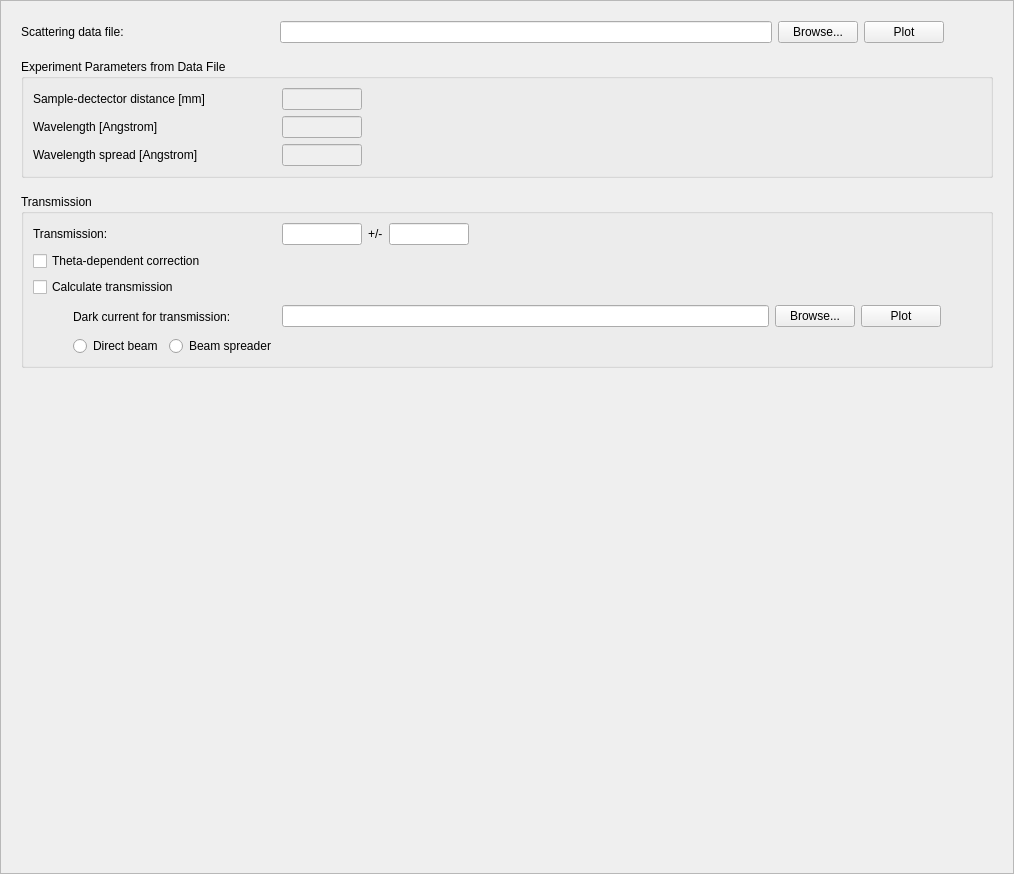
This is Code/Mantid/scripts/Interface/ui/sans/hfir_sample_data.ui in mantidproject/mantid as Qt 5 draws it before an edit. The edited form follows.
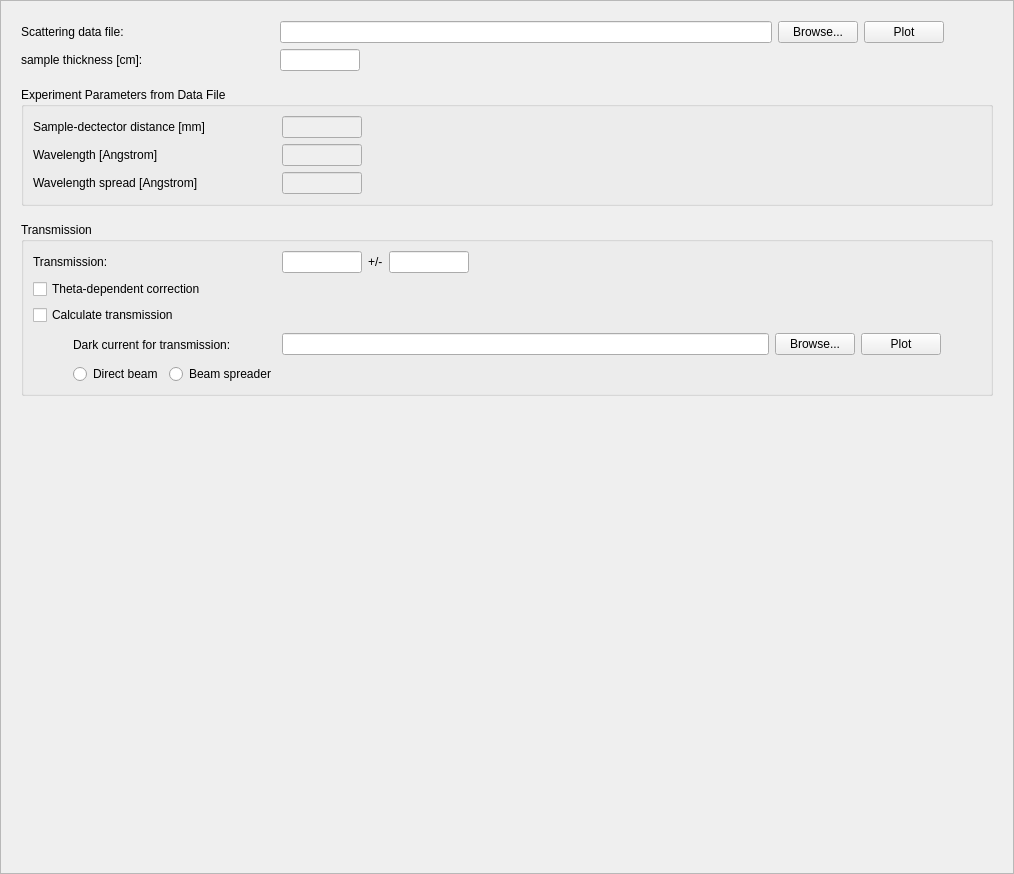
This is the edited form.

Commit message: Updated HFIR UI for geometry correction. Re #3426

Diff of the .ui file:
```diff
--- a/Code/Mantid/scripts/Interface/ui/sans/hfir_sample_data.ui
+++ b/Code/Mantid/scripts/Interface/ui/sans/hfir_sample_data.ui
@@ -36,8 +36,8 @@
        <rect>
         <x>0</x>
         <y>0</y>
-        <width>986</width>
-        <height>846</height>
+        <width>994</width>
+        <height>854</height>
        </rect>
       </property>
       <layout class="QVBoxLayout" name="verticalLayout_2">
@@ -171,6 +171,89 @@
          </item>
         </layout>
        </item>
+       <item>
+        <layout class="QHBoxLayout" name="horizontalLayout_5">
+         <item>
+          <widget class="QLabel" name="label_6">
+           <property name="sizePolicy">
+            <sizepolicy hsizetype="Fixed" vsizetype="Fixed">
+             <horstretch>0</horstretch>
+             <verstretch>0</verstretch>
+            </sizepolicy>
+           </property>
+           <property name="minimumSize">
+            <size>
+             <width>175</width>
+             <height>0</height>
+            </size>
+           </property>
+           <property name="maximumSize">
+            <size>
+             <width>175</width>
+             <height>16777215</height>
+            </size>
+           </property>
+           <property name="text">
+            <string>sample thickness [cm]:</string>
+           </property>
+          </widget>
+         </item>
+         <item>
+          <spacer name="horizontalSpacer_9">
+           <property name="orientation">
+            <enum>Qt::Horizontal</enum>
+           </property>
+           <property name="sizeType">
+            <enum>QSizePolicy::Fixed</enum>
+           </property>
+           <property name="sizeHint" stdset="0">
+            <size>
+             <width>78</width>
+             <height>20</height>
+            </size>
+           </property>
+          </spacer>
+         </item>
+         <item>
+          <widget class="QLineEdit" name="thickness_edit">
+           <property name="sizePolicy">
+            <sizepolicy hsizetype="Fixed" vsizetype="Fixed">
+             <horstretch>0</horstretch>
+             <verstretch>0</verstretch>
+            </sizepolicy>
+           </property>
+           <property name="minimumSize">
+            <size>
+             <width>80</width>
+             <height>0</height>
+            </size>
+           </property>
+           <property name="maximumSize">
+            <size>
+             <width>80</width>
+             <height>16777215</height>
+            </size>
+           </property>
+           <property name="toolTip">
+            <string>Enter thickness of the sample [cm]</string>
+           </property>
+          </widget>
+         </item>
+         <item>
+          <spacer name="horizontalSpacer_10">
+           <property name="orientation">
+            <enum>Qt::Horizontal</enum>
+           </property>
+           <property name="sizeHint" stdset="0">
+            <size>
+             <width>40</width>
+             <height>20</height>
+            </size>
+           </property>
+          </spacer>
+         </item>
+        </layout>
+       </item>
        <item>
         <spacer name="verticalSpacer">
          <property name="orientation">
```
The commit also changes 16 other files.
